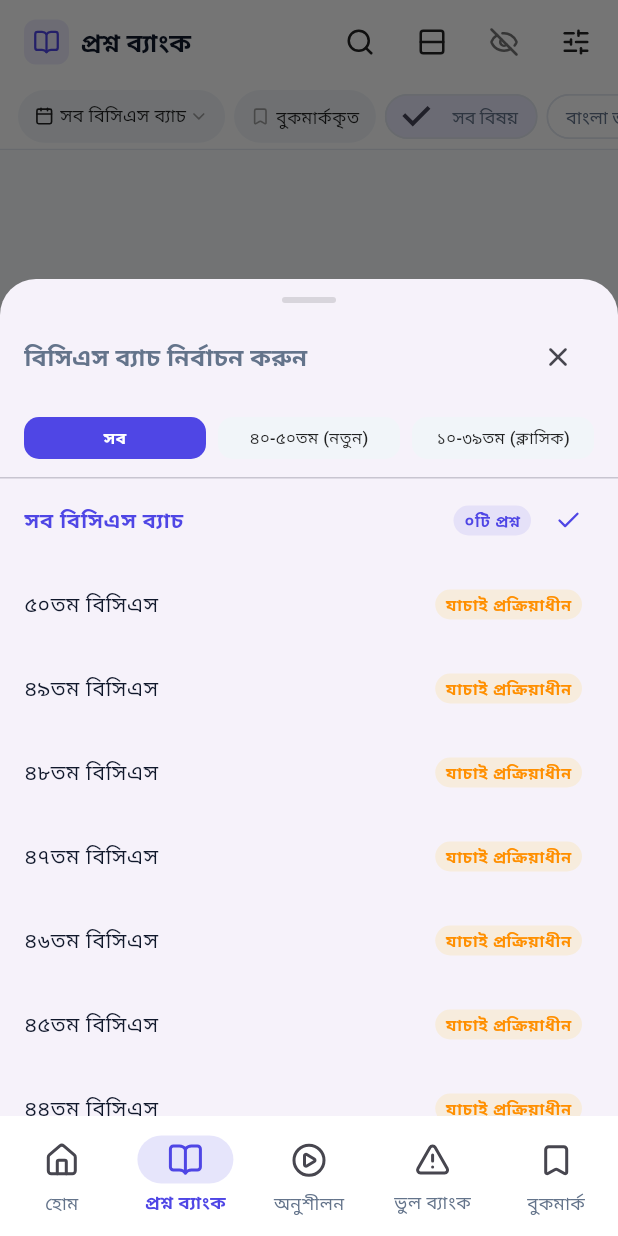
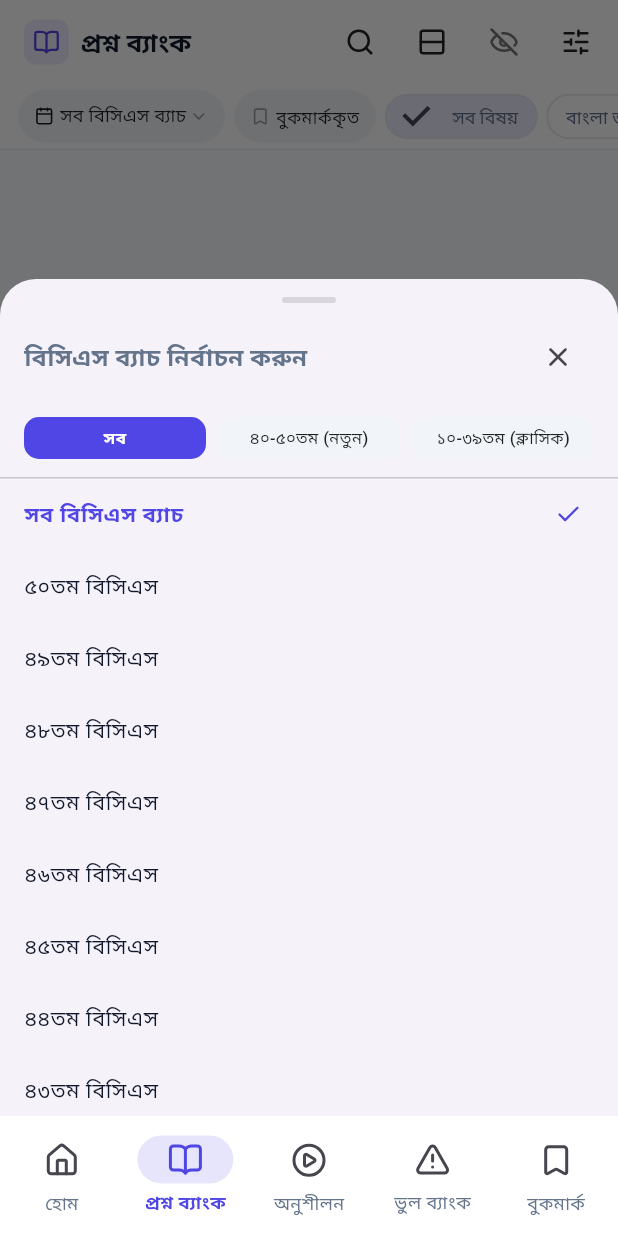
Before and after one commit to bilash-biswas/medhavi-mobile, a Flutter app: the QuestionBankScreen screen opened by its route, after a tap on "সব বিসিএস ব্যাচ", on a phone screen of 412 x 824 dp. Run offline on Flutter 3.47's test engine with Material 3 defaults, Android fonts, the phone set to English and light mode, and no system bars; our stand-ins replace cloud_firestore, firebase_auth, firebase_core, flutter_riverpod, flutter_svg, go_router and 4 more; missing offline and left inert: flutter_math_fork; accounts and stored records are empty; Roboto replaces fonts that are missing (Hind Siliguri).

Commit message:
fix(question-bank): remove question count and review badge from batch modal selector

```diff
--- a/lib/features/question_bank/presentation/screens/question_bank_screen.dart
+++ b/lib/features/question_bank/presentation/screens/question_bank_screen.dart
@@ -479,53 +479,17 @@ class _QuestionBankScreenState extends ConsumerState<QuestionBankScreen> {
                               ? (batch['labelBn'] ?? batch['label']!)
                               : (batch['labelEn'] ?? batch['label']!);
 
-                          final int? verifiedCount = batchId.isNotEmpty ? qbState.batchCounts[batchId] : qbState.totalMatchingCount;
-                          final String badgeText;
-                          final bool isUnderReview;
-                          if (batchId.isEmpty) {
-                            badgeText = '${AppStrings.num(ref, qbState.totalMatchingCount)}টি প্রশ্ন';
-                            isUnderReview = false;
-                          } else if (verifiedCount != null && verifiedCount > 0) {
-                            badgeText = '${AppStrings.num(ref, verifiedCount)}টি প্রশ্ন';
-                            isUnderReview = false;
-                          } else {
-                            badgeText = isBn ? 'যাচাই প্রক্রিয়াধীন' : 'In Review';
-                            isUnderReview = true;
-                          }
-
                           return ListTile(
-                            title: Row(
-                              children: [
-                                Expanded(
-                                  child: Text(
+                            dense: true,
+                            title: Text(
                               label,
                               style: TextStyle(
                                 fontSize: 14,
-                                      fontWeight: isSelected ? FontWeight.bold : FontWeight.normal,
+                                fontWeight: isSelected ? FontWeight.bold : FontWeight.w500,
                                 color: isSelected
                                     ? AppColors.primary
                                     : (isDark ? AppColors.textPrimaryDark : AppColors.textPrimaryLight),
                               ),
-                                  ),
-                                ),
-                                Container(
-                                  padding: const EdgeInsets.symmetric(horizontal: 7, vertical: 2),
-                                  decoration: BoxDecoration(
-                                    color: isUnderReview
-                                        ? Colors.amber.withValues(alpha: 0.12)
-                                        : AppColors.primary.withValues(alpha: 0.1),
-                                    borderRadius: BorderRadius.circular(10),
-                                  ),
-                                  child: Text(
-                                    badgeText,
-                                    style: TextStyle(
-                                      fontSize: 10.5,
-                                      fontWeight: FontWeight.bold,
-                                      color: isUnderReview ? Colors.amber.shade800 : AppColors.primary,
-                                    ),
-                                  ),
-                                ),
-                              ],
                             ),
                             trailing: isSelected
                                 ? const Icon(LucideIcons.check, color: AppColors.primary, size: 18)
```
Lines whose indentation alone changed are shown as unchanged.
